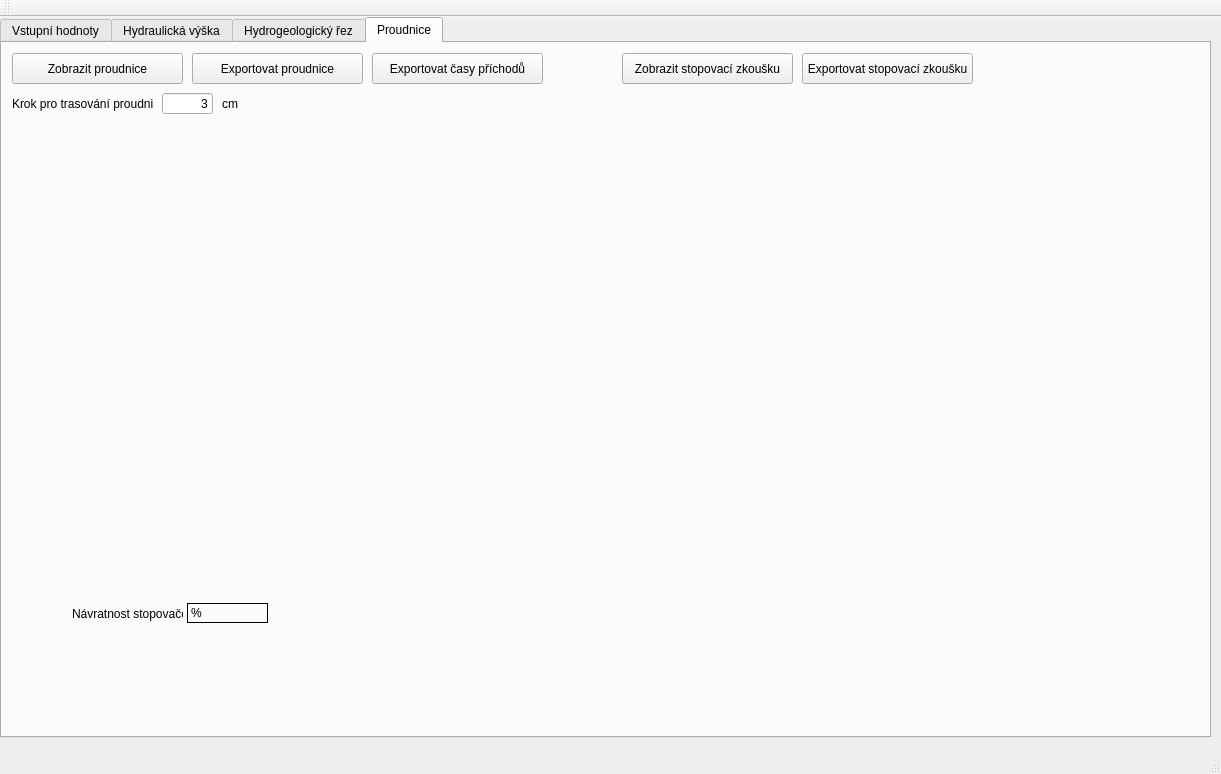
durhan/Program, file mainwindow.ui: the form before one commit.
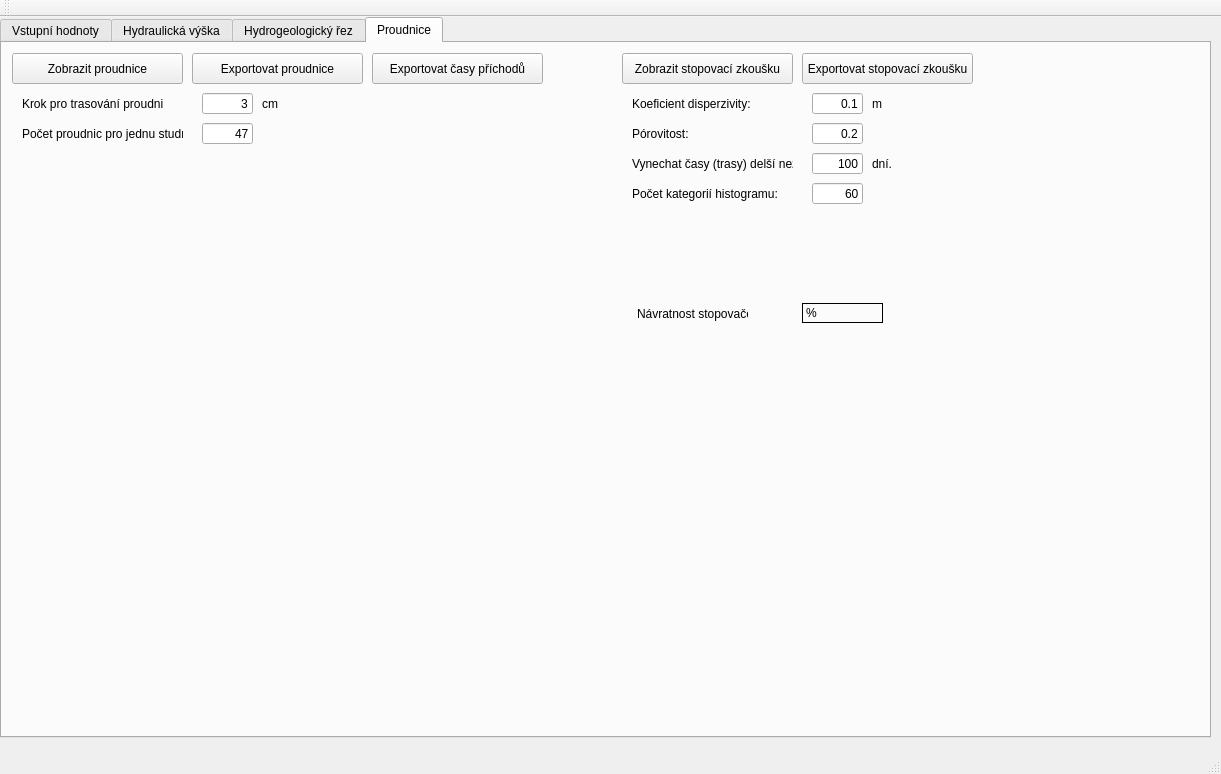
The form after the commit.

Commit message:
rozsireni karty proudnic
mnoho veci (odstranene chyby v sortu, pridane ovl prvky)

```diff
--- a/mainwindow.ui
+++ b/mainwindow.ui
@@ -1028,7 +1028,7 @@
       <property name="geometry">
        <rect>
         <x>10</x>
-        <y>100</y>
+        <y>290</y>
         <width>591</width>
         <height>401</height>
        </rect>
@@ -1099,8 +1099,8 @@
      <widget class="QLabel" name="label_40">
       <property name="geometry">
        <rect>
-        <x>70</x>
-        <y>560</y>
+        <x>635</x>
+        <y>260</y>
         <width>111</width>
         <height>21</height>
        </rect>
@@ -1112,7 +1112,7 @@
      <widget class="QLineEdit" name="lineEdit_19">
       <property name="geometry">
        <rect>
-        <x>160</x>
+        <x>200</x>
         <y>50</y>
         <width>51</width>
         <height>21</height>
@@ -1131,7 +1131,7 @@
      <widget class="QLabel" name="label_55">
       <property name="geometry">
        <rect>
-        <x>10</x>
+        <x>20</x>
         <y>50</y>
         <width>141</width>
         <height>21</height>
@@ -1144,7 +1144,7 @@
      <widget class="QLabel" name="label_56">
       <property name="geometry">
        <rect>
-        <x>220</x>
+        <x>260</x>
         <y>50</y>
         <width>21</width>
         <height>21</height>
@@ -1157,8 +1157,8 @@
      <widget class="QLabel" name="label_navratnost">
       <property name="geometry">
        <rect>
-        <x>185</x>
-        <y>560</y>
+        <x>800</x>
+        <y>260</y>
         <width>81</width>
         <height>20</height>
        </rect>
@@ -1186,6 +1186,192 @@
        <string>Exportovat časy příchodů</string>
       </property>
      </widget>
+     <widget class="QLabel" name="label_57">
+      <property name="geometry">
+       <rect>
+        <x>870</x>
+        <y>50</y>
+        <width>21</width>
+        <height>21</height>
+       </rect>
+      </property>
+      <property name="text">
+       <string>m</string>
+      </property>
+     </widget>
+     <widget class="QLabel" name="label_58">
+      <property name="geometry">
+       <rect>
+        <x>630</x>
+        <y>50</y>
+        <width>161</width>
+        <height>21</height>
+       </rect>
+      </property>
+      <property name="text">
+       <string>Koeficient disperzivity:</string>
+      </property>
+     </widget>
+     <widget class="QLineEdit" name="lineEdit_a">
+      <property name="geometry">
+       <rect>
+        <x>810</x>
+        <y>50</y>
+        <width>51</width>
+        <height>21</height>
+       </rect>
+      </property>
+      <property name="toolTip">
+       <string>Pokud trvá výpočet proudnic příliš dlouho, je možné jej zkrátit proudloužením kroku; za cenu menší přesnosti.</string>
+      </property>
+      <property name="text">
+       <string>0.1</string>
+      </property>
+      <property name="alignment">
+       <set>Qt::AlignRight|Qt::AlignTrailing|Qt::AlignVCenter</set>
+      </property>
+     </widget>
+     <widget class="QLabel" name="label_59">
+      <property name="geometry">
+       <rect>
+        <x>630</x>
+        <y>110</y>
+        <width>161</width>
+        <height>21</height>
+       </rect>
+      </property>
+      <property name="text">
+       <string>Vynechat časy (trasy) delší než</string>
+      </property>
+     </widget>
+     <widget class="QLineEdit" name="lineEdit_maxt">
+      <property name="geometry">
+       <rect>
+        <x>810</x>
+        <y>110</y>
+        <width>51</width>
+        <height>21</height>
+       </rect>
+      </property>
+      <property name="toolTip">
+       <string>Pokud trvá výpočet proudnic příliš dlouho, je možné jej zkrátit proudloužením kroku; za cenu menší přesnosti.</string>
+      </property>
+      <property name="text">
+       <string>100</string>
+      </property>
+      <property name="alignment">
+       <set>Qt::AlignRight|Qt::AlignTrailing|Qt::AlignVCenter</set>
+      </property>
+     </widget>
+     <widget class="QLabel" name="label_60">
+      <property name="geometry">
+       <rect>
+        <x>870</x>
+        <y>110</y>
+        <width>21</width>
+        <height>21</height>
+       </rect>
+      </property>
+      <property name="text">
+       <string>dní.</string>
+      </property>
+     </widget>
+     <widget class="QLabel" name="label_61">
+      <property name="geometry">
+       <rect>
+        <x>630</x>
+        <y>140</y>
+        <width>161</width>
+        <height>21</height>
+       </rect>
+      </property>
+      <property name="text">
+       <string>Počet kategorií histogramu:</string>
+      </property>
+     </widget>
+     <widget class="QLineEdit" name="lineEdit_pkat">
+      <property name="geometry">
+       <rect>
+        <x>810</x>
+        <y>140</y>
+        <width>51</width>
+        <height>21</height>
+       </rect>
+      </property>
+      <property name="toolTip">
+       <string>Pokud trvá výpočet proudnic příliš dlouho, je možné jej zkrátit proudloužením kroku; za cenu menší přesnosti.</string>
+      </property>
+      <property name="text">
+       <string>60</string>
+      </property>
+      <property name="alignment">
+       <set>Qt::AlignRight|Qt::AlignTrailing|Qt::AlignVCenter</set>
+      </property>
+     </widget>
+     <widget class="QLabel" name="label_62">
+      <property name="geometry">
+       <rect>
+        <x>20</x>
+        <y>80</y>
+        <width>161</width>
+        <height>21</height>
+       </rect>
+      </property>
+      <property name="text">
+       <string>Počet proudnic pro jednu studnu:</string>
+      </property>
+     </widget>
+     <widget class="QLineEdit" name="lineEdit_starty">
+      <property name="geometry">
+       <rect>
+        <x>200</x>
+        <y>80</y>
+        <width>51</width>
+        <height>21</height>
+       </rect>
+      </property>
+      <property name="toolTip">
+       <string>Pokud trvá výpočet proudnic příliš dlouho, je možné jej zkrátit proudloužením kroku; za cenu menší přesnosti.</string>
+      </property>
+      <property name="text">
+       <string>47</string>
+      </property>
+      <property name="alignment">
+       <set>Qt::AlignRight|Qt::AlignTrailing|Qt::AlignVCenter</set>
+      </property>
+     </widget>
+     <widget class="QLabel" name="label_63">
+      <property name="geometry">
+       <rect>
+        <x>630</x>
+        <y>80</y>
+        <width>161</width>
+        <height>21</height>
+       </rect>
+      </property>
+      <property name="text">
+       <string>Pórovitost:</string>
+      </property>
+     </widget>
+     <widget class="QLineEdit" name="lineEdit_n">
+      <property name="geometry">
+       <rect>
+        <x>810</x>
+        <y>80</y>
+        <width>51</width>
+        <height>21</height>
+       </rect>
+      </property>
+      <property name="toolTip">
+       <string>Pokud trvá výpočet proudnic příliš dlouho, je možné jej zkrátit proudloužením kroku; za cenu menší přesnosti.</string>
+      </property>
+      <property name="text">
+       <string>0.2</string>
+      </property>
+      <property name="alignment">
+       <set>Qt::AlignRight|Qt::AlignTrailing|Qt::AlignVCenter</set>
+      </property>
+     </widget>
      <zorder>widgetProudnice</zorder>
      <zorder>proudExport</zorder>
      <zorder>widgetTracer</zorder>
```
Left out of the diff: 12 changed lines with no effect on the pictures. The commit also changes 1 other file.
